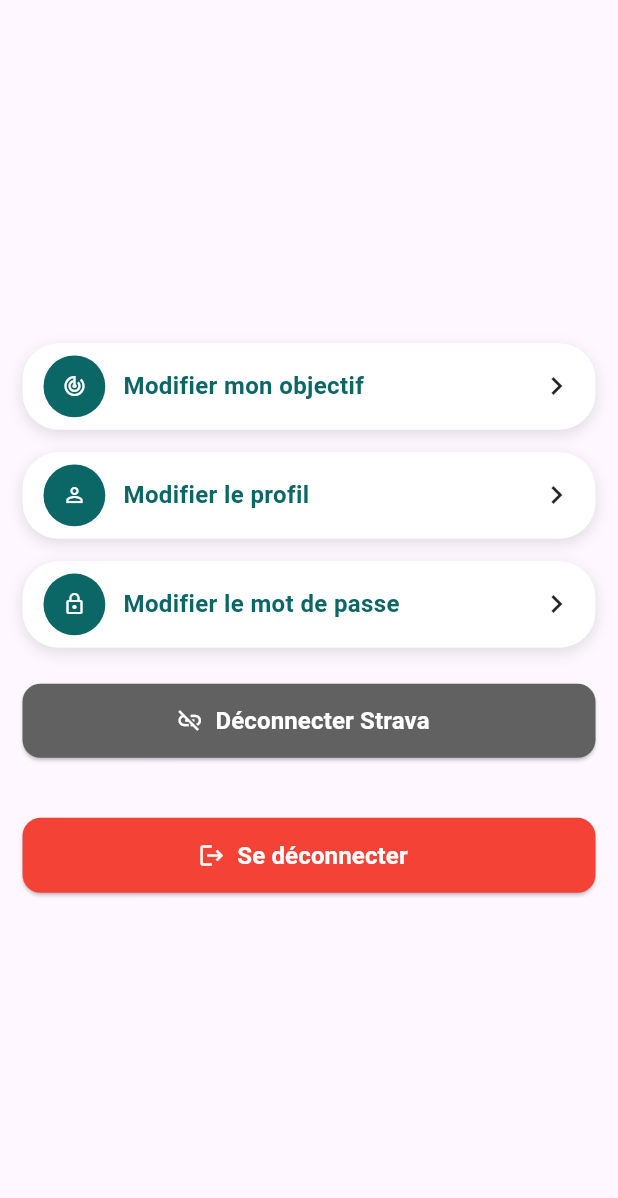
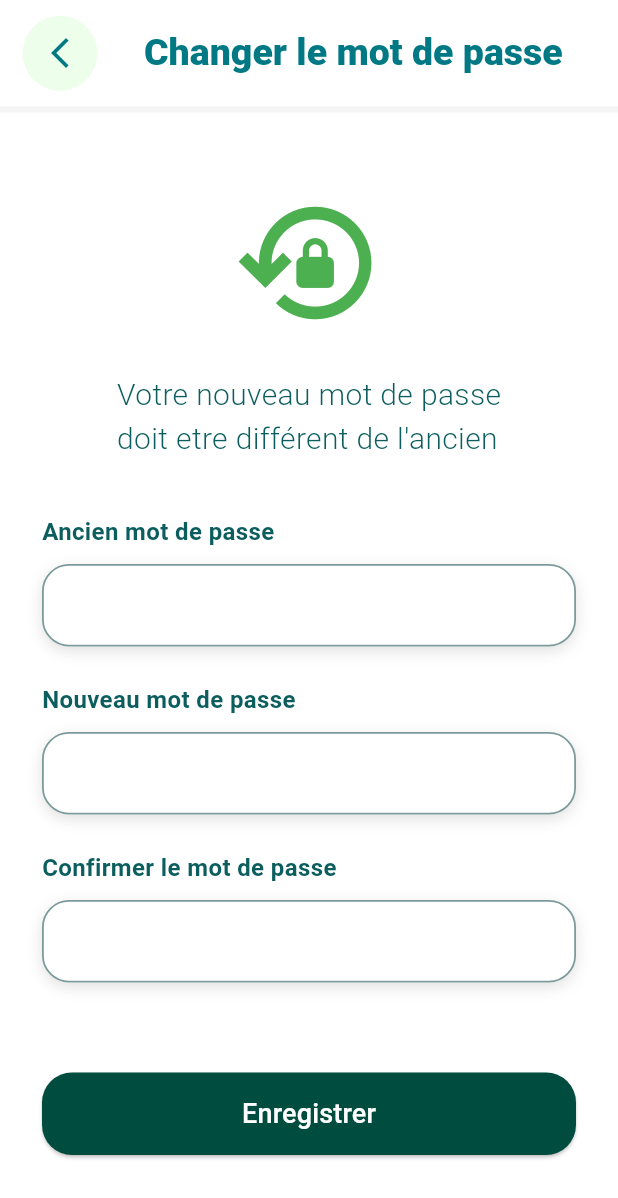
Before and after one commit to CapgePau-Uppa/DinoPet-Walker, a Flutter app: the SettingsScreen widget shown alone on an empty page, opened directly, after a tap on "Modifier le mot de passe", on a phone screen of 412 x 824 dp. Shown: the top 1198 px of the screen. Run offline on Flutter 3.47's test engine with Material 3 defaults, Android fonts, the phone set to English and light mode, and no system bars; our stand-ins replace app_links, cloud_firestore, connectivity_plus, delightful_toast, firebase_auth, firebase_core and 6 more; missing offline and left inert: flutter_web_auth_2, health; accounts and stored records are empty.

Commit message:
add edit password screen to settings

```diff
--- /dev/null
+++ b/lib/pages/change_password_screen.dart
@@ -0,0 +1,85 @@
+import 'package:flutter/material.dart';
+import 'package:dinopet_walker/widgets/common/my_appbar.dart';
+import 'package:dinopet_walker/widgets/settings/profile/input_field.dart';
+import 'package:dinopet_walker/widgets/common/primary_button.dart';
+
+class ChangePasswordScreen extends StatefulWidget {
+  const ChangePasswordScreen({super.key});
+
+  @override
+  State<ChangePasswordScreen> createState() => _ChangePasswordScreenState();
+}
+
+class _ChangePasswordScreenState extends State<ChangePasswordScreen> {
+  final TextEditingController oldPasswordController = TextEditingController();
+  final TextEditingController newPasswordController = TextEditingController();
+  final TextEditingController confirmPasswordController =
+      TextEditingController();
+
+  @override
+  void dispose() {
+    oldPasswordController.dispose();
+    newPasswordController.dispose();
+    confirmPasswordController.dispose();
+    super.dispose();
+  }
+
+  @override
+  Widget build(BuildContext context) {
+    return Scaffold(
+      backgroundColor: Colors.white,
+      resizeToAvoidBottomInset: false,
+      appBar: Myappbar(title: "Changer le mot de passe", showBackButton: true),
+      body: SafeArea(
+        child: SingleChildScrollView(
+          padding: const EdgeInsets.symmetric(horizontal: 28),
+          child: Padding(
+            padding: const EdgeInsets.only(top: 50),
+            child: Column(
+              children: [
+                const Icon(
+                  Icons.lock_reset_outlined,
+                  size: 100,
+                  color: Color(0xFF4CAF50),
+                ),
+                const SizedBox(height: 24),
+
+                const Text(
+                  "Votre nouveau mot de passe\ndoit etre différent de l'ancien",
+                  style: TextStyle(
+                    fontSize: 20,
+                    fontWeight: FontWeight.w300,
+                    color: Color(0xFF0B5D5E),
+                  ),
+                ),
+
+                const SizedBox(height: 36),
+
+                InputField(
+                  label: "Ancien mot de passe",
+                  controller: oldPasswordController,
+                  obscureText: true,
+                ),
+                const SizedBox(height: 24),
+                InputField(
+                  label: "Nouveau mot de passe",
+                  controller: newPasswordController,
+                  obscureText: true,
+                ),
+                const SizedBox(height: 24),
+                InputField(
+                  label: "Confirmer le mot de passe",
+                  controller: confirmPasswordController,
+                  obscureText: true,
+                ),
+                const SizedBox(height: 60),
+
+                PrimaryButton(label: "Enregistrer", onPressed: () {}),
+              ],
+            ),
+          ),
+        ),
+      ),
+    );
+  }
+}
--- a/lib/pages/settings_screen.dart
+++ b/lib/pages/settings_screen.dart
@@ -1,3 +1,4 @@
+import 'package:dinopet_walker/pages/change_password_screen.dart';
 import 'package:dinopet_walker/pages/edit_profile_screen.dart';
 import 'package:dinopet_walker/widgets/common/toast.dart';
 import 'package:dinopet_walker/widgets/login/auth_wrapper.dart';
@@ -133,7 +134,12 @@ class _SettingsScreenState extends State<SettingsScreen> {
           SettingsItem(
             title: "Modifier le mot de passe",
             icon: Icons.lock_outline,
-            onTap: () {},
+            onTap: () {
+              Navigator.push(
+                context,
+                MaterialPageRoute(builder: (_) => const ChangePasswordScreen()),
+              );
+            },
           ),
 
           const SizedBox(height: 24),
--- a/lib/widgets/common/my_appbar.dart
+++ b/lib/widgets/common/my_appbar.dart
@@ -14,7 +14,7 @@ class Myappbar extends StatelessWidget implements PreferredSizeWidget {
       elevation: 0,
       scrolledUnderElevation: 0,
       centerTitle: true,
-      leadingWidth: 100,
+      leadingWidth: 80,
       leading: showBackButton
           ? Center(
               child: Container(
```
